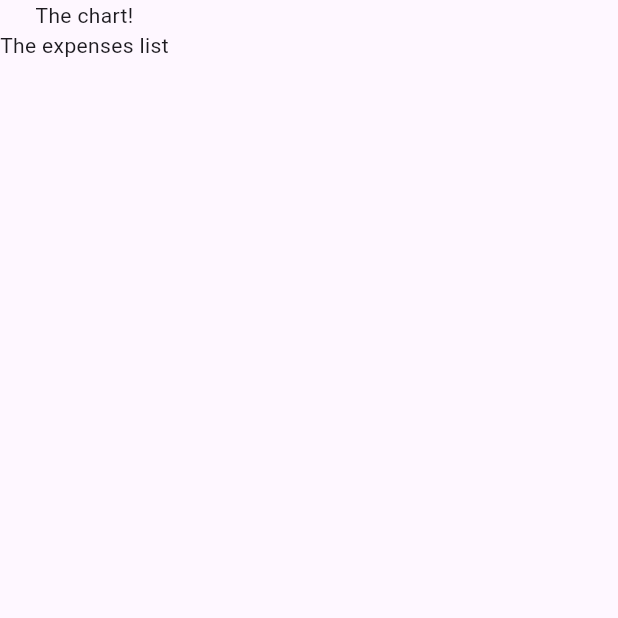
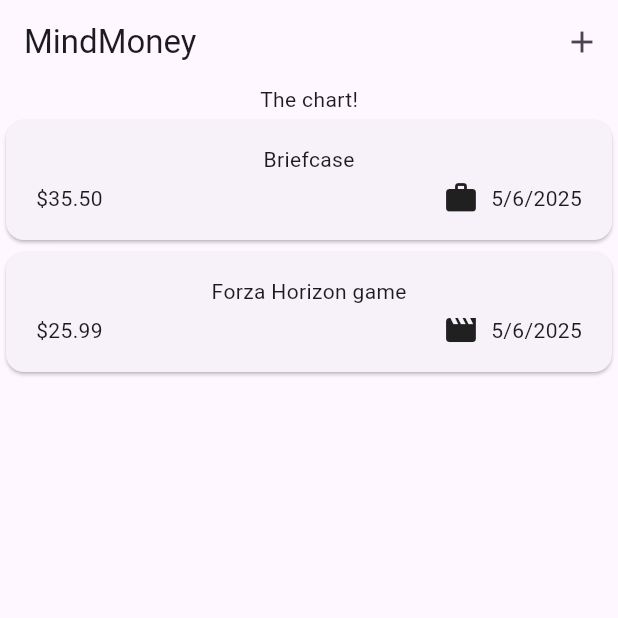
Before and after one commit to Anndderssonn/MindMoney, a Flutter app: the screen it shows after launch, on a phone screen of 412 x 824 dp, the top half of it. Run offline on Flutter 3.47's test engine with Material 3 defaults, Android fonts, the light colour scheme and no system bars.

Commit message:
fet: Expenses cards first layout

```diff
--- a/lib/domain/entities/expense_entity.dart
+++ b/lib/domain/entities/expense_entity.dart
@@ -1,8 +1,18 @@
+import 'package:flutter/material.dart';
+import 'package:intl/intl.dart';
 import 'package:uuid/uuid.dart';
 
+final formatter = DateFormat.yMd();
 const uuid = Uuid();
 
 enum Categories { food, travel, leisure, work }
+
+const categoryIcons = {
+  Categories.food: Icons.lunch_dining,
+  Categories.travel: Icons.flight_takeoff,
+  Categories.leisure: Icons.movie,
+  Categories.work: Icons.work,
+};
 
 class ExpenseEntity {
   final String id;
@@ -11,10 +21,14 @@ class ExpenseEntity {
   final DateTime date;
   final Categories category;
 
-  ExpenseEntity(
-    this.category, {
+  ExpenseEntity({
     required this.title,
     required this.amount,
     required this.date,
+    required this.category,
   }) : id = uuid.v4();
+
+  String get formattedDate {
+    return formatter.format(date);
+  }
 }
--- a/lib/presentation/screens/home/home_screen.dart
+++ b/lib/presentation/screens/home/home_screen.dart
@@ -1,4 +1,6 @@
 import 'package:flutter/material.dart';
+import 'package:mindmoney/domain/entities/expense_entity.dart';
+import 'package:mindmoney/presentation/widgets/expenses/expenses_list.dart';
 
 class HomeScreen extends StatefulWidget {
   const HomeScreen({super.key});
@@ -8,11 +10,45 @@ class HomeScreen extends StatefulWidget {
 }
 
 class _HomeScreenState extends State<HomeScreen> {
+  final List<ExpenseEntity> _expensesRegistered = [
+    ExpenseEntity(
+      title: 'Briefcase',
+      amount: 35.50,
+      date: DateTime.now(),
+      category: Categories.work,
+    ),
+    ExpenseEntity(
+      title: 'Forza Horizon game',
+      amount: 25.99,
+      date: DateTime.now(),
+      category: Categories.leisure,
+    ),
+  ];
+
+  void _openAddExpenseOverlay() {
+    showModalBottomSheet(
+      context: context,
+      builder: (context) => const Text('Modal bottom sheet!'),
+    );
+  }
+
   @override
   Widget build(BuildContext context) {
     return Scaffold(
+      appBar: AppBar(
+        title: Align(
+          alignment: Alignment.centerLeft,
+          child: const Text('MindMoney'),
+        ),
+        actions: [
+          IconButton(onPressed: _openAddExpenseOverlay, icon: Icon(Icons.add)),
+        ],
+      ),
       body: Column(
-        children: const [Text('The chart!'), Text('The expenses list')],
+        children: [
+          Text('The chart!'),
+          Expanded(child: ExpensesList(expenses: _expensesRegistered)),
+        ],
       ),
     );
   }
--- /dev/null
+++ b/lib/presentation/widgets/expenses/expense_item.dart
@@ -0,0 +1,36 @@
+import 'package:flutter/material.dart';
+import 'package:mindmoney/domain/entities/expense_entity.dart';
+
+class ExpenseItem extends StatelessWidget {
+  final ExpenseEntity expense;
+
+  const ExpenseItem({super.key, required this.expense});
+
+  @override
+  Widget build(BuildContext context) {
+    return Card(
+      child: Padding(
+        padding: const EdgeInsets.symmetric(horizontal: 20, vertical: 16),
+        child: Column(
+          children: [
+            Text(expense.title),
+            const SizedBox(height: 4),
+            Row(
+              children: [
+                Text('\$${expense.amount.toStringAsFixed(2)}'),
+                const Spacer(),
+                Row(
+                  children: [
+                    Icon(categoryIcons[expense.category]),
+                    const SizedBox(width: 8),
+                    Text(expense.formattedDate),
+                  ],
+                ),
+              ],
+            ),
+          ],
+        ),
+      ),
+    );
+  }
+}
--- /dev/null
+++ b/lib/presentation/widgets/expenses/expenses_list.dart
@@ -0,0 +1,19 @@
+import 'package:flutter/material.dart';
+import 'package:mindmoney/domain/entities/expense_entity.dart';
+import 'package:mindmoney/presentation/widgets/expenses/expense_item.dart';
+
+class ExpensesList extends StatelessWidget {
+  final List<ExpenseEntity> expenses;
+
+  const ExpensesList({super.key, required this.expenses});
+
+  @override
+  Widget build(BuildContext context) {
+    return ListView.builder(
+      itemCount: expenses.length,
+      itemBuilder: (context, index) {
+        return ExpenseItem(expense: expenses[index]);
+      },
+    );
+  }
+}
--- a/pubspec.yaml
+++ b/pubspec.yaml
@@ -35,6 +35,7 @@ dependencies:
   # Use with the CupertinoIcons class for iOS style icons.
   cupertino_icons: ^1.0.8
   uuid: ^4.5.1
+  intl: ^0.20.2
 
 dev_dependencies:
   flutter_test:
```
Also changed, not shown: pubspec.lock.
